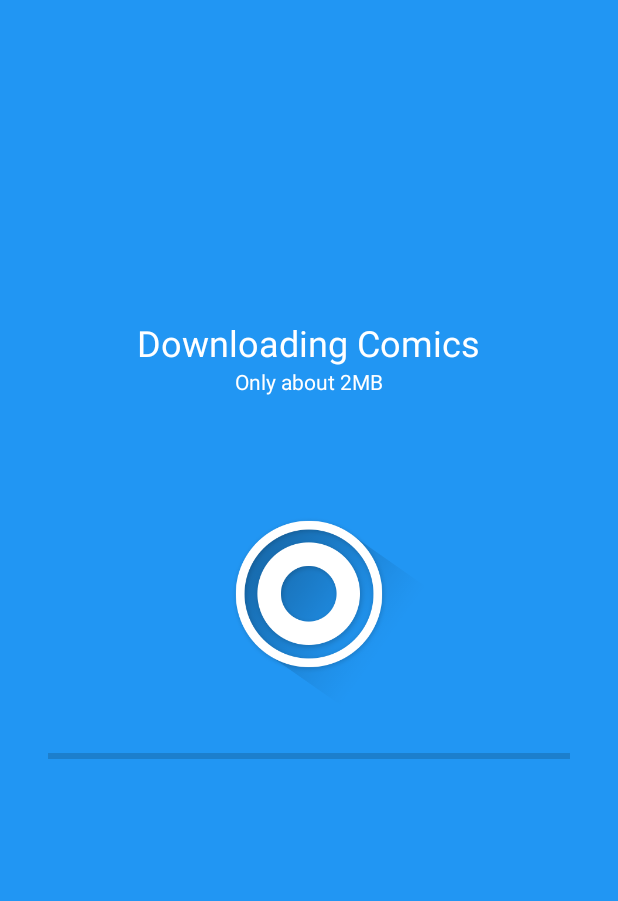
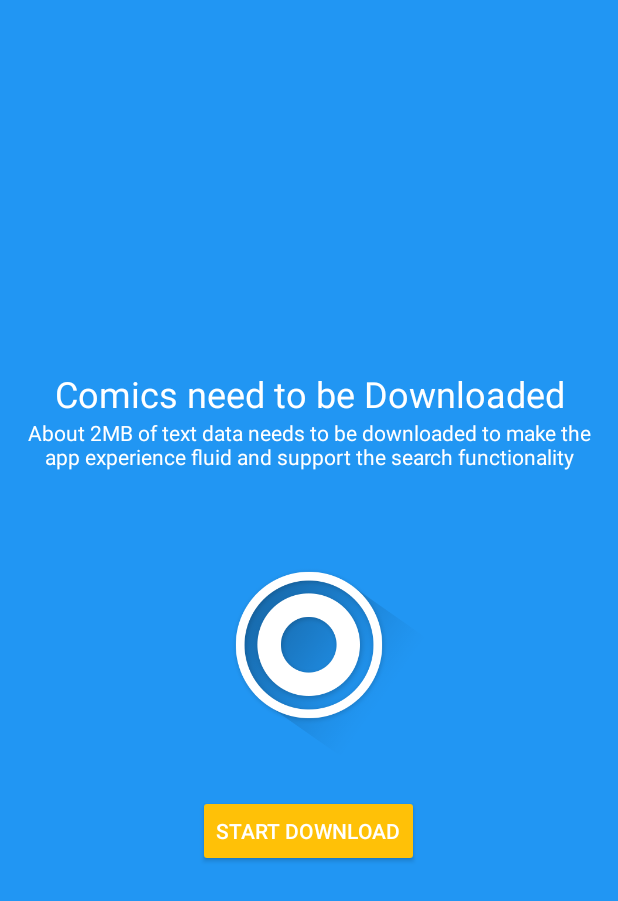
Before and after one commit to tanallnight/Blip, an Android app: the screen it shows after launch (DownloadActivity), on a phone screen of 412 x 824 dp. Shown: the top 901 px of the screen. Run offline under Robolectric (Android 15) with nearby library versions, the phone set to English and light mode, and no system bars; 2 statements that could not run were skipped.

Commit message:
User has to click button before download begins

```diff
--- a/app/src/main/java/com/tanmay/blip/activities/DownloadActivity.java
+++ b/app/src/main/java/com/tanmay/blip/activities/DownloadActivity.java
@@ -8,19 +8,26 @@ import android.os.Bundle;
 import android.os.Handler;
 import android.support.v4.content.LocalBroadcastManager;
 import android.support.v7.app.AppCompatActivity;
+import android.view.View;
+import android.widget.Button;
 import android.widget.ProgressBar;
 import android.widget.TextView;
 
 import com.tanmay.blip.R;
 import com.tanmay.blip.networking.XKCDDownloader;
 
-public class DownloadActivity extends AppCompatActivity {
+public class DownloadActivity extends AppCompatActivity implements View.OnClickListener {
 
+    private ProgressBar progressBar;
+    private TextView progress, title, pageTitle, caption;
     public BroadcastReceiver receiver = new BroadcastReceiver() {
         @Override
         public void onReceive(Context context, Intent intent) {
             switch (intent.getAction()) {
                 case XKCDDownloader.DOWNLOAD_PROGRESS:
+                    if (progressBar.isIndeterminate()) {
+                        progressBar.setIndeterminate(false);
+                    }
                     progressBar.setProgress((int) intent.getExtras().getDouble(XKCDDownloader.PROGRESS));
                     progress.setText(String.valueOf(intent.getExtras().getDouble(XKCDDownloader.PROGRESS)) + "%");
                     title.setText(intent.getExtras().getString(XKCDDownloader.TITLE));
@@ -48,9 +55,8 @@ public class DownloadActivity extends AppCompatActivity {
             }
         }
     };
-
-    private ProgressBar progressBar;
-    private TextView progress, title;
+    private Button button;
+    private View downloadUI;
 
     @Override
     protected void onCreate(Bundle savedInstanceState) {
@@ -58,10 +64,21 @@ public class DownloadActivity extends AppCompatActivity {
         setContentView(R.layout.activity_download);
         progress = (TextView) findViewById(R.id.progress);
         title = (TextView) findViewById(R.id.titles);
+        pageTitle = (TextView) findViewById(R.id.title);
+        caption = (TextView) findViewById(R.id.caption);
+        button = (Button) findViewById(R.id.start_download);
+        downloadUI = findViewById(R.id.download_ui);
         progressBar = (ProgressBar) findViewById(R.id.progressBar);
-        progressBar.setIndeterminate(false);
 
+        downloadUI.setVisibility(View.GONE);
+        pageTitle.setText(getResources().getString(R.string.action_download_all_comics_explain));
+        caption.setText(getResources().getString(R.string.action_download_all_comics_explain_caption));
+        button.setOnClickListener(this);
 
+    }
+
+    @Override
+    public void onClick(View v) {
         IntentFilter intentFilter = new IntentFilter();
         intentFilter.addAction(XKCDDownloader.DOWNLOAD_PROGRESS);
         intentFilter.addAction(XKCDDownloader.DOWNLOAD_SUCCESS);
@@ -71,5 +88,11 @@ public class DownloadActivity extends AppCompatActivity {
         Intent intent = new Intent(this, XKCDDownloader.class);
         intent.setAction(XKCDDownloader.DOWNLOAD_ALL);
         startService(intent);
+
+        pageTitle.setText(getResources().getString(R.string.action_download_all_comics));
+        caption.setText(getResources().getString(R.string.action_download_all_comics_caption));
+        button.setVisibility(View.GONE);
+        downloadUI.setVisibility(View.VISIBLE);
+        progressBar.setIndeterminate(true);
     }
 }
--- a/app/src/main/res/layout/activity_download.xml
+++ b/app/src/main/res/layout/activity_download.xml
@@ -1,6 +1,5 @@
 <?xml version="1.0" encoding="utf-8"?>
-<LinearLayout
-    xmlns:android="http://schemas.android.com/apk/res/android"
+<LinearLayout xmlns:android="http://schemas.android.com/apk/res/android"
     xmlns:tools="http://schemas.android.com/tools"
     android:layout_width="match_parent"
     android:layout_height="match_parent"
@@ -9,24 +8,43 @@
     android:orientation="vertical">
 
     <TextView
+        android:id="@+id/title"
         android:layout_width="wrap_content"
         android:layout_height="wrap_content"
-        android:text="@string/action_download_all_comics"
+        android:gravity="center"
+        android:paddingLeft="16dp"
+        android:paddingRight="16dp"
         android:textAppearance="@style/TextAppearance.AppCompat.Headline"
-        android:textColor="@android:color/white" />
+        android:textColor="@android:color/white"
+        tools:text="@string/action_download_all_comics" />
 
     <TextView
+        android:id="@+id/caption"
         android:layout_width="wrap_content"
         android:layout_height="wrap_content"
-        android:layout_marginBottom="32dp"
-        android:text="Only about 2MB"
+        android:layout_marginBottom="16dp"
+        android:gravity="center"
+        android:paddingLeft="16dp"
+        android:paddingRight="16dp"
         android:textAppearance="@style/TextAppearance.AppCompat.Body1"
-        android:textColor="@android:color/white" />
+        android:textColor="@android:color/white"
+        tools:text="Only about 2MB" />
 
     <ImageView
         android:layout_width="200dp"
         android:layout_height="200dp"
-        android:src="@drawable/ic_launcher"/>
+        android:src="@drawable/ic_launcher" />
+
+    <FrameLayout
+        android:layout_width="match_parent"
+        android:layout_height="wrap_content">
+
+        <LinearLayout
+            android:id="@+id/download_ui"
+            android:layout_width="match_parent"
+            android:layout_height="wrap_content"
+            android:gravity="center"
+            android:orientation="vertical">
 
             <ProgressBar
                 android:id="@+id/progressBar"
@@ -34,7 +52,7 @@
                 android:layout_width="match_parent"
                 android:layout_height="wrap_content"
                 android:paddingLeft="32dp"
-        android:paddingRight="32dp"/>
+                android:paddingRight="32dp" />
 
             <TextView
                 android:id="@+id/progress"
@@ -43,7 +61,7 @@
                 android:layout_margin="16dp"
                 android:textAppearance="@style/TextAppearance.AppCompat.Body2"
                 android:textColor="@android:color/white"
-        tools:text="3.5646423%"/>
+                tools:text="3.5646423%" />
 
             <TextView
                 android:id="@+id/titles"
@@ -51,6 +69,19 @@
                 android:layout_height="wrap_content"
                 android:layout_margin="16dp"
                 android:textAppearance="@style/TextAppearance.AppCompat.Caption"
-        tools:text="API"/>
+                tools:text="API" />
 
         </LinearLayout>
+
+        <Button
+            android:id="@+id/start_download"
+            android:layout_width="wrap_content"
+            android:layout_height="wrap_content"
+            android:layout_gravity="center"
+            android:text="@string/button_start_download"
+            android:textAppearance="@style/TextAppearance.AppCompat.Button"
+            android:theme="@style/DownloadButtonStyle" />
+
+    </FrameLayout>
+
+</LinearLayout>
--- a/app/src/main/res/values/strings.xml
+++ b/app/src/main/res/values/strings.xml
@@ -1,6 +1,10 @@
 <resources>
     <string name="app_name">Blip</string>
     <string name="action_download_all_comics">Downloading Comics</string>
+    <string name="action_download_all_comics_caption">About 2MB to Download</string>
+    <string name="action_download_all_comics_explain">Comics need to be Downloaded</string>
+    <string name="action_download_all_comics_explain_caption">About 2MB of text data needs to be downloaded to make the app experience fluid and support the search functionality</string>
+    <string name="button_start_download">Start Download</string>
     <string name="title_dialog_transcript">Transcript</string>
     <string name="negative_text_dialog">Close</string>
     <string name="message_no_transcript">No transcript was found for this comic</string>
--- a/app/src/main/res/values/styles.xml
+++ b/app/src/main/res/values/styles.xml
@@ -1,8 +1,8 @@
 <resources>
 
-    <style name="SpinnerStyle" parent="Base.Widget.AppCompat.Spinner.DropDown.ActionBar">
+    <style name="DownloadButtonStyle" parent="Widget.AppCompat.Button">
+        <item name="colorButtonNormal">@color/accent</item>
         <item name="android:textColor">@android:color/white</item>
-        <item name="android:tint">@android:color/white</item>
     </style>
 
 </resources>
--- a/app/src/main/res/values/themes.xml
+++ b/app/src/main/res/values/themes.xml
@@ -8,7 +8,6 @@
         <item name="colorPrimary">@color/primary</item>
         <item name="colorPrimaryDark">@color/primary_dark</item>
         <item name="colorAccent">@color/accent</item>
-        <item name="android:spinnerStyle">@style/SpinnerStyle</item>
     </style>
 
 </resources>
```
Lines whose indentation alone changed are shown as unchanged.
